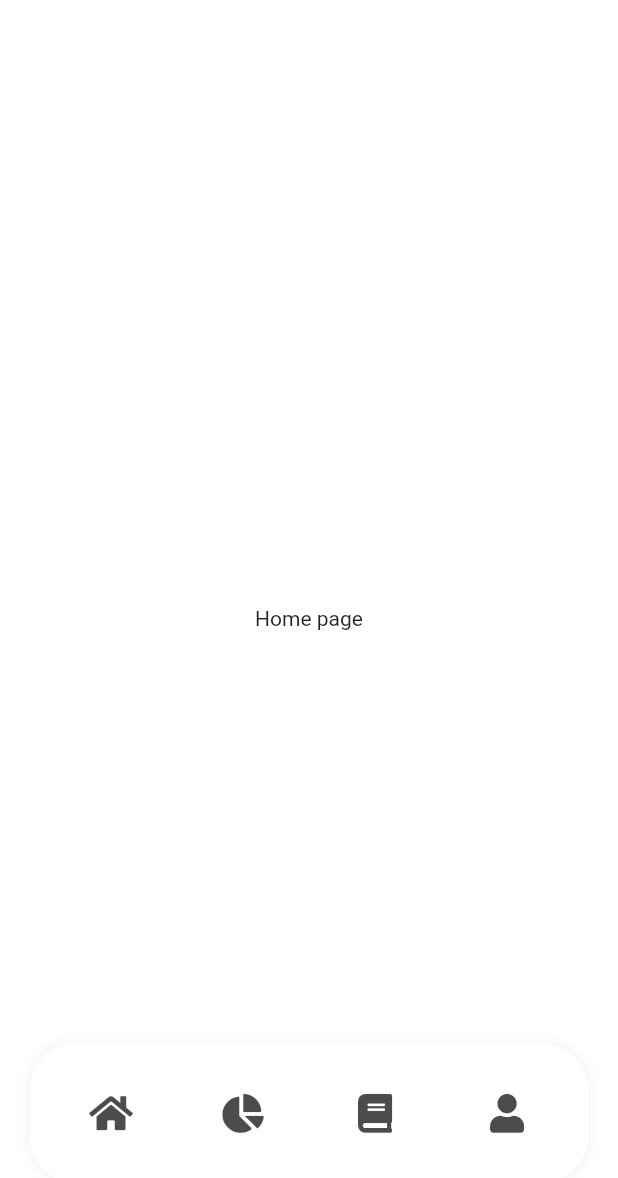
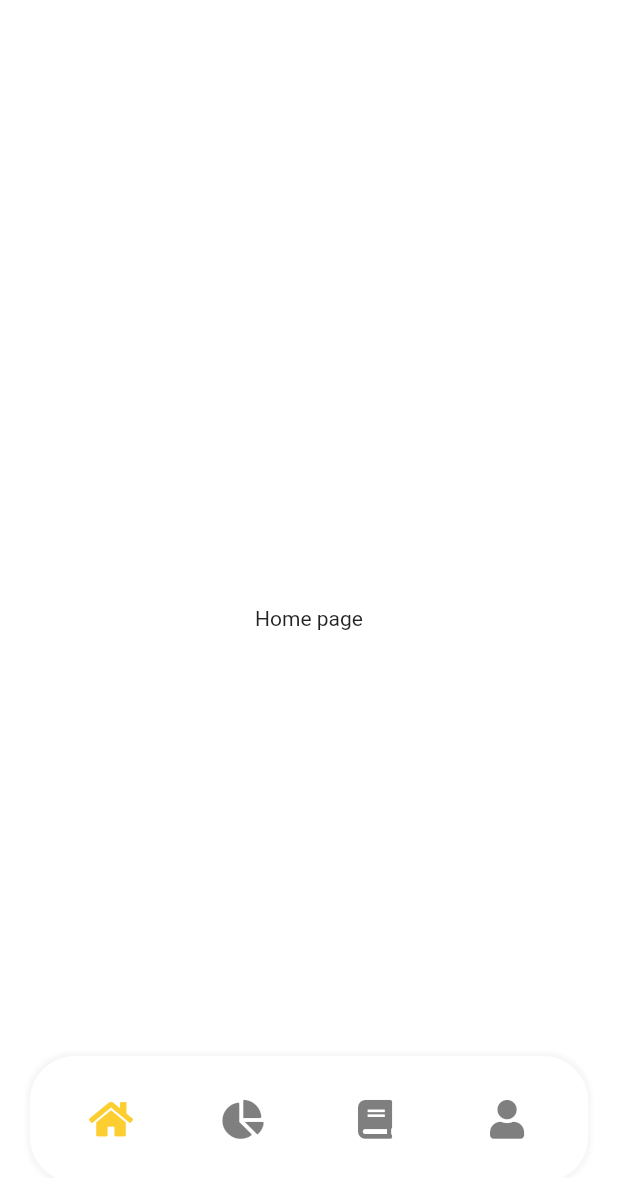
Before and after one commit to Crepiks/nomad-mobile, a Flutter app: the screen it shows after launch, on a phone screen of 412 x 824 dp. Shown: the top 1178 px of the screen. Run offline on Flutter 3.47's test engine with Material 2 defaults, Android fonts, the phone set to English and light mode, and no system bars; our stand-ins replace font_awesome_flutter.

Commit message:
feat: implement active state for bottom navigation links

```diff
--- /dev/null
+++ b/lib/common/colors.dart
@@ -0,0 +1,3 @@
+import 'package:flutter/material.dart';
+
+const primaryColor = Color(0xFFFCCE30);
--- a/lib/components/common/bottom_navigation.dart
+++ b/lib/layouts/components/bottom_navigation.dart
@@ -2,12 +2,18 @@ import "package:flutter/cupertino.dart";
 import 'package:flutter/material.dart';
 import 'package:flutter/services.dart';
 import 'package:font_awesome_flutter/font_awesome_flutter.dart';
+import 'package:nomad/common/colors.dart';
+
+const double iconSize = 26;
+final defaultIconColor = Colors.black.withOpacity(0.5);
 
 class BottomNavigation extends StatelessWidget {
-  const BottomNavigation({Key? key, this.onItemClick}) : super(key: key);
+  const BottomNavigation(
+      {Key? key, this.onItemClick, required this.activeIndex})
+      : super(key: key);
 
   final dynamic onItemClick;
-  final double iconSize = 26;
+  final int activeIndex;
 
   vibrate() {
     HapticFeedback.mediumImpact();
@@ -16,7 +22,7 @@ class BottomNavigation extends StatelessWidget {
   @override
   Widget build(BuildContext context) {
     return Container(
-      padding: const EdgeInsets.symmetric(horizontal: 30, vertical: 22),
+        padding: const EdgeInsets.symmetric(horizontal: 30, vertical: 18),
         decoration: BoxDecoration(
             color: Colors.white,
             borderRadius: const BorderRadius.all(Radius.circular(30)),
@@ -24,22 +30,19 @@ class BottomNavigation extends StatelessWidget {
               BoxShadow(
                 color: Colors.grey.withOpacity(0.1),
                 spreadRadius: 2,
-              blurRadius: 6,
+                blurRadius: 2,
               )
             ]),
-      child: Row(
-        mainAxisAlignment: MainAxisAlignment.spaceBetween,
-        children: [
+        child:
+            Row(mainAxisAlignment: MainAxisAlignment.spaceBetween, children: [
           IconButton(
             onPressed: () {
               vibrate();
               onItemClick(0);
             },
-            icon: FaIcon(
-              FontAwesomeIcons.home,
+            icon: FaIcon(FontAwesomeIcons.home,
                 size: iconSize,
-              color: Colors.black.withOpacity(0.7),
-            ),
+                color: activeIndex == 0 ? primaryColor : defaultIconColor),
           ),
           IconButton(
             onPressed: () {
@@ -49,7 +52,7 @@ class BottomNavigation extends StatelessWidget {
             icon: FaIcon(
               FontAwesomeIcons.chartPie,
               size: iconSize,
-              color: Colors.black.withOpacity(0.7),
+              color: activeIndex == 1 ? primaryColor : defaultIconColor,
             ),
           ),
           IconButton(
@@ -60,7 +63,7 @@ class BottomNavigation extends StatelessWidget {
             icon: FaIcon(
               FontAwesomeIcons.book,
               size: iconSize,
-              color: Colors.black.withOpacity(0.7),
+              color: activeIndex == 2 ? primaryColor : defaultIconColor,
             ),
           ),
           IconButton(
@@ -71,11 +74,9 @@ class BottomNavigation extends StatelessWidget {
             icon: FaIcon(
               FontAwesomeIcons.solidUser,
               size: iconSize,
-              color: Colors.black.withOpacity(0.7),
+              color: activeIndex == 3 ? primaryColor : defaultIconColor,
             ),
-          ),
-        ],
-      ),
-    );
+          )
+        ]));
   }
 }
--- a/lib/layouts/main_layout.dart
+++ b/lib/layouts/main_layout.dart
@@ -1,6 +1,6 @@
 import "package:flutter/cupertino.dart";
 import 'package:flutter/material.dart';
-import 'package:nomad/components/common/bottom_navigation.dart';
+import 'package:nomad/layouts/components/bottom_navigation.dart';
 import 'package:nomad/home/home_view.dart';
 import 'package:nomad/lessons/lessons_view.dart';
 import 'package:nomad/profile/profile_view.dart';
@@ -39,6 +39,7 @@ class _MainLayoutState extends State<MainLayout> {
               padding: const EdgeInsets.only(right: 20, bottom: 36, left: 20),
               alignment: Alignment.bottomCenter,
               child: BottomNavigation(
+                activeIndex: activeScreenIndex,
                 onItemClick: setScreen,
               ),
             ),
```
Lines whose indentation alone changed are shown as unchanged.
